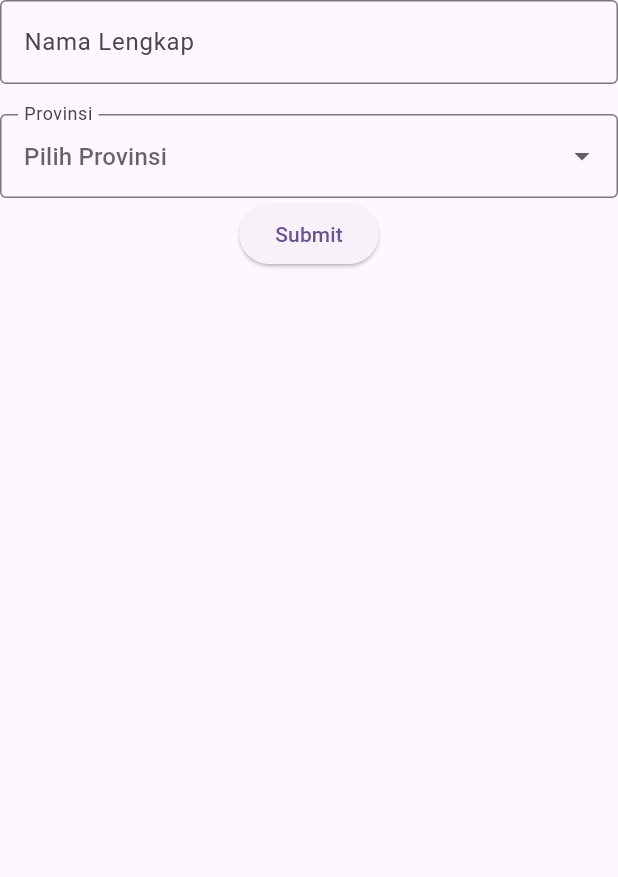
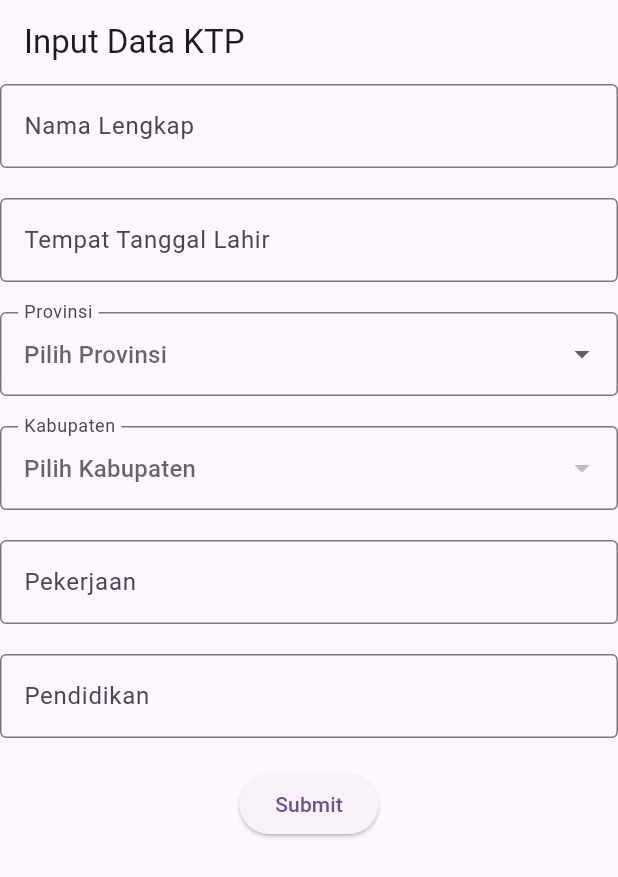
Before and after one commit to muhammadsyukron123/project_ktp, a Flutter app: the screen it shows after launch, on a phone screen of 412 x 824 dp. Shown: the top 877 px of the screen. Run offline on Flutter 3.47's test engine with Material 3 defaults, Android fonts, the phone set to English and light mode, and no system bars.

Commit message:
Adding province dropdown menu and regencies dropdown menu fetched by the regency id but when the province is changed it returning an error

```diff
--- a/lib/data/data_source.dart
+++ b/lib/data/data_source.dart
@@ -2,6 +2,7 @@
 import 'package:flutter/material.dart';
 import 'package:flutter/services.dart';
 import 'package:project_ktp/data/model/provinces_model.dart';
+import 'package:project_ktp/data/model/regencies_model.dart';
 
 class DataSource{
 
@@ -12,7 +13,9 @@ class DataSource{
   }
 
   Future<String> loadRegencies() async {
-    return await rootBundle.loadString('assets/json/regencies.json');
+    String regencyToLoad = await rootBundle.loadString('assets/json/regencies.json');
+    regenciesFromJson(regencyToLoad);
+    return regencyToLoad;
   }
 
 
--- /dev/null
+++ b/lib/data/repositories/regencies_repositories.dart
@@ -0,0 +1,17 @@
+
+
+import 'package:project_ktp/data/data_source.dart';
+import 'package:project_ktp/data/model/regencies_model.dart';
+
+class RegenciesRepository{
+  var dataSource = DataSource();
+
+  Future<List<RegenciesModel>> getRegencies(String id) async{
+    final result = await dataSource.loadRegencies();
+    final List<RegenciesModel>jsonRegency = regenciesFromJson(result);
+    final List<RegenciesModel> filteredRegency =
+          jsonRegency.where((regency) => regency.provinceId == id).toList();
+    return filteredRegency;
+  }
+
+}
--- /dev/null
+++ b/lib/domain/usecases/get_regencies_usecase.dart
@@ -0,0 +1,13 @@
+
+
+import 'package:project_ktp/data/model/regencies_model.dart';
+import 'package:project_ktp/data/repositories/regencies_repositories.dart';
+
+class GetRegenciesUseCase {
+  var repository = RegenciesRepository();
+
+  Future<List<RegenciesModel>> execute(String id) async {
+    final result = await repository.getRegencies(id);
+    return result;
+  }
+}
--- a/lib/presentation/create_page.dart
+++ b/lib/presentation/create_page.dart
@@ -1,6 +1,8 @@
 import 'package:flutter/material.dart';
 import 'package:project_ktp/data/model/provinces_model.dart';
+import 'package:project_ktp/data/model/regencies_model.dart';
 import 'package:project_ktp/domain/usecases/get_provinces_usecase.dart';
+import 'package:project_ktp/domain/usecases/get_regencies_usecase.dart';
 
 
 
@@ -13,10 +15,17 @@ class CreatePage extends StatefulWidget {
 
 class _CreatePageState extends State<CreatePage> {
   TextEditingController _nameController = TextEditingController();
+  TextEditingController _ttlController = TextEditingController();
+  TextEditingController _pekerjaanController = TextEditingController();
+  TextEditingController _pendidikanController = TextEditingController();
   GlobalKey<FormState> formKey = GlobalKey<FormState>();
   GetProvincesUseCase getProvincesUseCase = GetProvincesUseCase();
+  GetRegenciesUseCase getRegenciesUseCase = GetRegenciesUseCase();
   List<ProvincesModel> provinsiItems = []; // Initialize as an empty list
+  List<RegenciesModel> regencyItems = [];
   String _selectedProvince = '';
+  String _selectedRegency = '';
+  String _selectedProvinceId = '';
 
   @override
   void initState() {
@@ -35,23 +44,56 @@ class _CreatePageState extends State<CreatePage> {
     }
   }
 
+  Future<void> _fetchRegencies(String id) async{
+    try{
+      List<RegenciesModel> regencies = await getRegenciesUseCase.execute(id);
+      setState(() {
+        regencyItems = regencies;
+        _selectedProvinceId = id;
+      });
+    }catch(e){
+      print("Error fetching regencies: $e");
+    }
+  }
+
   @override
   Widget build(BuildContext context) {
     return Scaffold(
+      appBar: AppBar(
+        title: Text('Input Data KTP'),
+
+      ),
       body: Form(
         key: formKey,
         child: Column(
           children: [
             TextFormField(
+              autovalidateMode: AutovalidateMode.onUserInteraction,
               controller: _nameController,
               decoration: InputDecoration(
                 hintText: 'Masukkan nama lengkap anda',
                 labelText: 'Nama Lengkap',
                 border: OutlineInputBorder(),
               ),
-              validator: (value) {
+              validator: (String? value) {
                 if (value == null || value.isEmpty) {
-                  return 'Please enter your name';
+                  return 'Nama wajib diisi';
+                }
+                return null;
+              },
+            ),
+            SizedBox(height: 20),
+            TextFormField(
+              autovalidateMode: AutovalidateMode.onUserInteraction,
+              controller: _ttlController,
+              decoration: InputDecoration(
+                hintText: 'Masukkan Tempat Tanggal Lahir',
+                labelText: 'Tempat Tanggal Lahir',
+                border: OutlineInputBorder(),
+              ),
+              validator: (String? value) {
+                if (value == null || value.isEmpty) {
+                  return 'TTL wajib diisi';
                 }
                 return null;
               },
@@ -68,7 +110,12 @@ class _CreatePageState extends State<CreatePage> {
                   .toList(),
               onChanged: (ProvincesModel? newValue) {
                 setState(() {
+                  _selectedProvinceId = newValue!.id;
+                  _selectedRegency = '';
+                  _fetchRegencies(_selectedProvinceId);
                   print(newValue!.name);
+                  print(newValue!.id);
+
                 });
               },
               decoration: InputDecoration(
@@ -77,6 +124,82 @@ class _CreatePageState extends State<CreatePage> {
                 border: OutlineInputBorder(),
               ),
             ),
+            SizedBox(height: 20),
+            // DropdownButtonFormField<RegenciesModel>(
+            //   items: regencyItems
+            //       .where((regency) => regency.provinceId == _selectedProvinceId)
+            //       .map(
+            //         (regency) => DropdownMenuItem<RegenciesModel>(
+            //       value: regency,
+            //       child: Text(regency.name ?? ''),
+            //     ),
+            //   )
+            //       .toList(),
+            //   onChanged: (RegenciesModel? newValue) {
+            //     setState(() {
+            //       print(newValue!.name);
+            //       print(newValue!.id);
+            //     });
+            //   },
+            //   decoration: InputDecoration(
+            //     hintText: 'Pilih Kabupaten',
+            //     labelText: 'Kabupaten',
+            //     border: OutlineInputBorder(),
+            //   ),
+            // ),
+            DropdownButtonFormField<RegenciesModel>(
+              items: regencyItems.isNotEmpty ? regencyItems
+              .map((regency) => DropdownMenuItem<RegenciesModel>(
+                value: regency,
+                child: Text(regency.name ?? ''),
+                ),
+              )
+              .toList() : [],
+              onChanged: (RegenciesModel? newValue) {
+                setState(() {
+                  print(newValue!.name);
+                  print(newValue!.id);
+                  _selectedProvinceId = '';
+                });
+              },
+              decoration: InputDecoration(
+                hintText: 'Pilih Kabupaten',
+                labelText: 'Kabupaten',
+                border: OutlineInputBorder(),
+              ),),
+            SizedBox(height: 20),
+            TextFormField(
+              autovalidateMode: AutovalidateMode.onUserInteraction,
+              controller: _pekerjaanController,
+              decoration: InputDecoration(
+                hintText: 'Masukkan Pekerjaan',
+                labelText: 'Pekerjaan',
+                border: OutlineInputBorder(),
+              ),
+              validator: (String? value) {
+                if (value == null || value.isEmpty) {
+                  return 'Pekerjaan wajib diisi';
+                }
+                return null;
+              },
+            ),
+            SizedBox(height: 20),
+            TextFormField(
+              autovalidateMode: AutovalidateMode.onUserInteraction,
+              controller: _pendidikanController,
+              decoration: InputDecoration(
+                hintText: 'Masukkan pendidikan terakhir',
+                labelText: 'Pendidikan',
+                border: OutlineInputBorder(),
+              ),
+              validator: (String? value) {
+                if (value == null || value.isEmpty) {
+                  return 'Pendidikan terakhir wajib diisi';
+                }
+                return null;
+              },
+            ),
+            SizedBox(height: 20),
             ElevatedButton(
               onPressed: () async {
                 await GetProvincesUseCase().execute();
```
